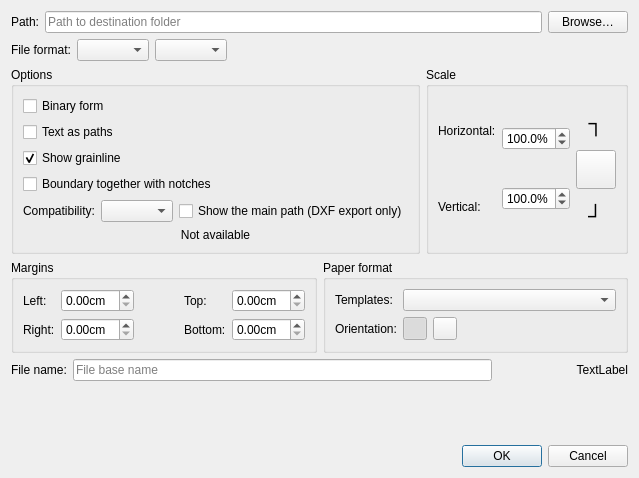
equinox-patterns/Ostara, file src/app/ostara/dialogs/dialogsavelayout.ui: the form before one commit.
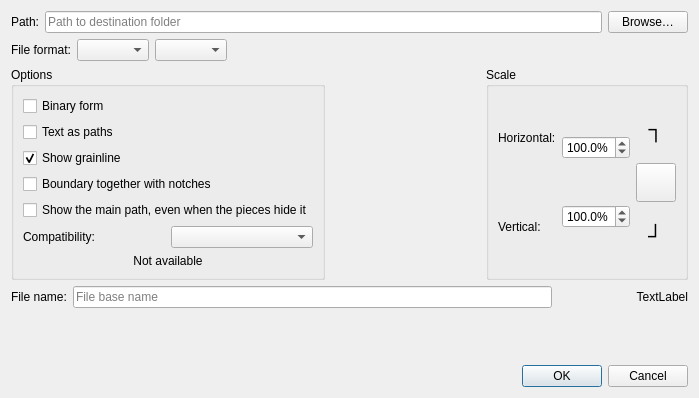
The form after the commit. Icons and pictures are not drawn.

Commit message: La dialog d'export des pièces s'allège et se règle sur son contenu

```diff
--- a/src/app/ostara/dialogs/dialogsavelayout.ui
+++ b/src/app/ostara/dialogs/dialogsavelayout.ui
@@ -6,8 +6,8 @@
    <rect>
     <x>0</x>
     <y>0</y>
-    <width>544</width>
-    <height>478</height>
+    <width>699</width>
+    <height>398</height>
    </rect>
   </property>
   <property name="windowTitle">
@@ -156,6 +156,16 @@
           </property>
          </widget>
         </item>
+        <item>
+         <widget class="QCheckBox" name="checkBoxShowMainPath">
+          <property name="toolTip">
+           <string>Exports the pieces as if their main path were visible: each piece then has both its cutting line and its sew line. Nothing is changed in the pattern.</string>
+          </property>
+          <property name="text">
+           <string>Show the main path, even when the pieces hide it</string>
+          </property>
+         </widget>
+        </item>
         <item>
          <layout class="QHBoxLayout" name="horizontalLayout_8">
           <item>
@@ -168,16 +178,6 @@
           <item>
            <widget class="QComboBox" name="comboBoxDxfCompatibility"/>
           </item>
-          <item>
-           <widget class="QCheckBox" name="checkBoxShowMainPath">
-            <property name="toolTip">
-             <string>Exports the pieces as if their main path were visible: each piece then has both its cutting line and its sew line. Nothing is changed in the pattern.</string>
-            </property>
-            <property name="text">
-             <string>Show the main path (DXF export only)</string>
-            </property>
-           </widget>
-          </item>
          </layout>
         </item>
         <item>
@@ -344,236 +344,6 @@
      </item>
     </layout>
    </item>
-   <item>
-    <layout class="QHBoxLayout" name="horizontalLayout_5">
-     <item>
-      <widget class="QGroupBox" name="groupBoxMargins">
-       <property name="enabled">
-        <bool>true</bool>
-       </property>
-       <property name="title">
-        <string>Margins</string>
-       </property>
-       <property name="checkable">
-        <bool>false</bool>
-       </property>
-       <layout class="QHBoxLayout" name="horizontalLayout_3">
-        <item>
-         <layout class="QFormLayout" name="formLayout_2">
-          <property name="fieldGrowthPolicy">
-           <enum>QFormLayout::ExpandingFieldsGrow</enum>
-          </property>
-          <item row="0" column="0">
-           <widget class="QLabel" name="labelLeftField">
-            <property name="sizePolicy">
-             <sizepolicy hsizetype="Expanding" vsizetype="Preferred">
-              <horstretch>0</horstretch>
-              <verstretch>0</verstretch>
-             </sizepolicy>
-            </property>
-            <property name="text">
-             <string>Left:</string>
-            </property>
-           </widget>
-          </item>
-          <item row="1" column="0">
-           <widget class="QLabel" name="labelRightField">
-            <property name="sizePolicy">
-             <sizepolicy hsizetype="Expanding" vsizetype="Preferred">
-              <horstretch>0</horstretch>
-              <verstretch>0</verstretch>
-             </sizepolicy>
-            </property>
-            <property name="text">
-             <string>Right:</string>
-            </property>
-           </widget>
-          </item>
-          <item row="1" column="1">
-           <widget class="QDoubleSpinBox" name="doubleSpinBoxRightField">
-            <property name="suffix">
-             <string>cm</string>
-            </property>
-            <property name="singleStep">
-             <double>0.100000000000000</double>
-            </property>
-           </widget>
-          </item>
-          <item row="0" column="1">
-           <widget class="QDoubleSpinBox" name="doubleSpinBoxLeftField">
-            <property name="minimumSize">
-             <size>
-              <width>71</width>
-              <height>0</height>
-             </size>
-            </property>
-            <property name="prefix">
-             <string/>
-            </property>
-            <property name="suffix">
-             <string>cm</string>
-            </property>
-            <property name="singleStep">
-             <double>0.100000000000000</double>
-            </property>
-           </widget>
-          </item>
-         </layout>
-        </item>
-        <item>
-         <spacer name="horizontalSpacer_2">
-          <property name="orientation">
-           <enum>Qt::Horizontal</enum>
-          </property>
-          <property name="sizeHint" stdset="0">
-           <size>
-            <width>40</width>
-            <height>20</height>
-           </size>
-          </property>
-         </spacer>
-        </item>
-        <item>
-         <layout class="QFormLayout" name="formLayout">
-          <property name="fieldGrowthPolicy">
-           <enum>QFormLayout::ExpandingFieldsGrow</enum>
-          </property>
-          <item row="0" column="0">
-           <widget class="QLabel" name="labelTopField">
-            <property name="sizePolicy">
-             <sizepolicy hsizetype="Expanding" vsizetype="Preferred">
-              <horstretch>0</horstretch>
-              <verstretch>0</verstretch>
-             </sizepolicy>
-            </property>
-            <property name="text">
-             <string>Top:</string>
-            </property>
-           </widget>
-          </item>
-          <item row="0" column="1">
-           <widget class="QDoubleSpinBox" name="doubleSpinBoxTopField">
-            <property name="suffix">
-             <string>cm</string>
-            </property>
-            <property name="singleStep">
-             <double>0.100000000000000</double>
-            </property>
-           </widget>
-          </item>
-          <item row="1" column="0">
-           <widget class="QLabel" name="labelBottomField">
-            <property name="sizePolicy">
-             <sizepolicy hsizetype="Expanding" vsizetype="Preferred">
-              <horstretch>0</horstretch>
-              <verstretch>0</verstretch>
-             </sizepolicy>
-            </property>
-            <property name="text">
-             <string>Bottom:</string>
-            </property>
-           </widget>
-          </item>
-          <item row="1" column="1">
-           <widget class="QDoubleSpinBox" name="doubleSpinBoxBottomField">
-            <property name="suffix">
-             <string>cm</string>
-            </property>
-            <property name="singleStep">
-             <double>0.100000000000000</double>
-            </property>
-           </widget>
-          </item>
-         </layout>
-        </item>
-       </layout>
-      </widget>
-     </item>
-     <item>
-      <widget class="QGroupBox" name="groupBoxPaperFormat">
-       <property name="enabled">
-        <bool>true</bool>
-       </property>
-       <property name="title">
-        <string>Paper format</string>
-       </property>
-       <layout class="QGridLayout" name="gridLayout">
-        <item row="0" column="0">
-         <widget class="QLabel" name="labelTemplates">
-          <property name="text">
-           <string>Templates:</string>
-          </property>
-         </widget>
-        </item>
-        <item row="0" column="1">
-         <widget class="QComboBox" name="comboBoxTemplates"/>
-        </item>
-        <item row="1" column="0">
-         <widget class="QLabel" name="label_5">
-          <property name="text">
-           <string>Orientation:</string>
-          </property>
-         </widget>
-        </item>
-        <item row="1" column="1">
-         <layout class="QHBoxLayout" name="horizontalLayout_4">
-          <item>
-           <widget class="QToolButton" name="toolButtonPortrait">
-            <property name="text">
-             <string notr="true"/>
-            </property>
-            <property name="icon">
-             <iconset resource="../../../libs/vmisc/share/resources/icon.qrc">
-              <normaloff>:/icon/16x16/portrait.png</normaloff>:/icon/16x16/portrait.png</iconset>
-            </property>
-            <property name="checkable">
-             <bool>true</bool>
-            </property>
-            <property name="checked">
-             <bool>true</bool>
-            </property>
-            <property name="autoExclusive">
-             <bool>true</bool>
-            </property>
-           </widget>
-          </item>
-          <item>
-           <widget class="QToolButton" name="toolButtonLandscape">
-            <property name="text">
-             <string notr="true"/>
-            </property>
-            <property name="icon">
-             <iconset resource="../../../libs/vmisc/share/resources/icon.qrc">
-              <normaloff>:/icon/16x16/landscape.png</normaloff>:/icon/16x16/landscape.png</iconset>
-            </property>
-            <property name="checkable">
-             <bool>true</bool>
-            </property>
-            <property name="autoExclusive">
-             <bool>true</bool>
-            </property>
-           </widget>
-          </item>
-          <item>
-           <spacer name="horizontalSpacer">
-            <property name="orientation">
-             <enum>Qt::Horizontal</enum>
-            </property>
-            <property name="sizeHint" stdset="0">
-             <size>
-              <width>40</width>
-              <height>20</height>
-             </size>
-            </property>
-           </spacer>
-          </item>
-         </layout>
-        </item>
-       </layout>
-      </widget>
-     </item>
-    </layout>
-   </item>
    <item>
     <layout class="QHBoxLayout" name="horizontalLayout_2">
      <property name="sizeConstraint">
```
Left out of the diff: 7 changed lines with no effect on the pictures. The commit also changes 4 other files.
